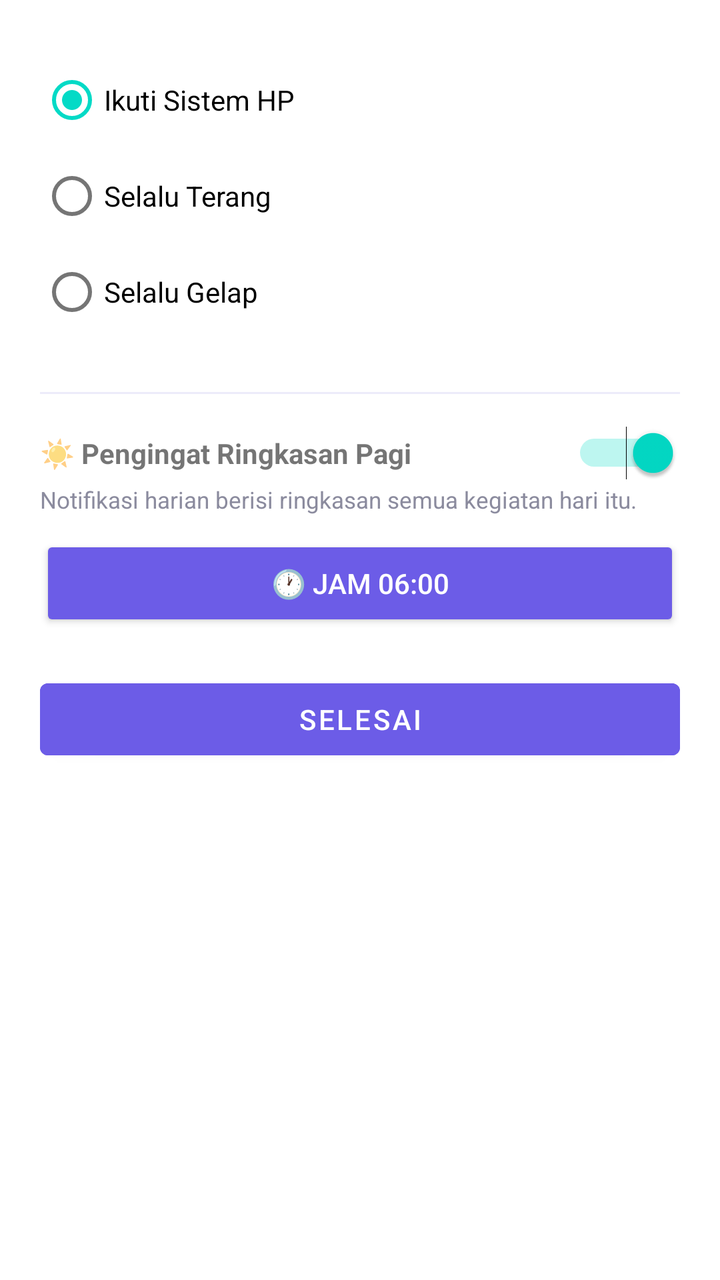
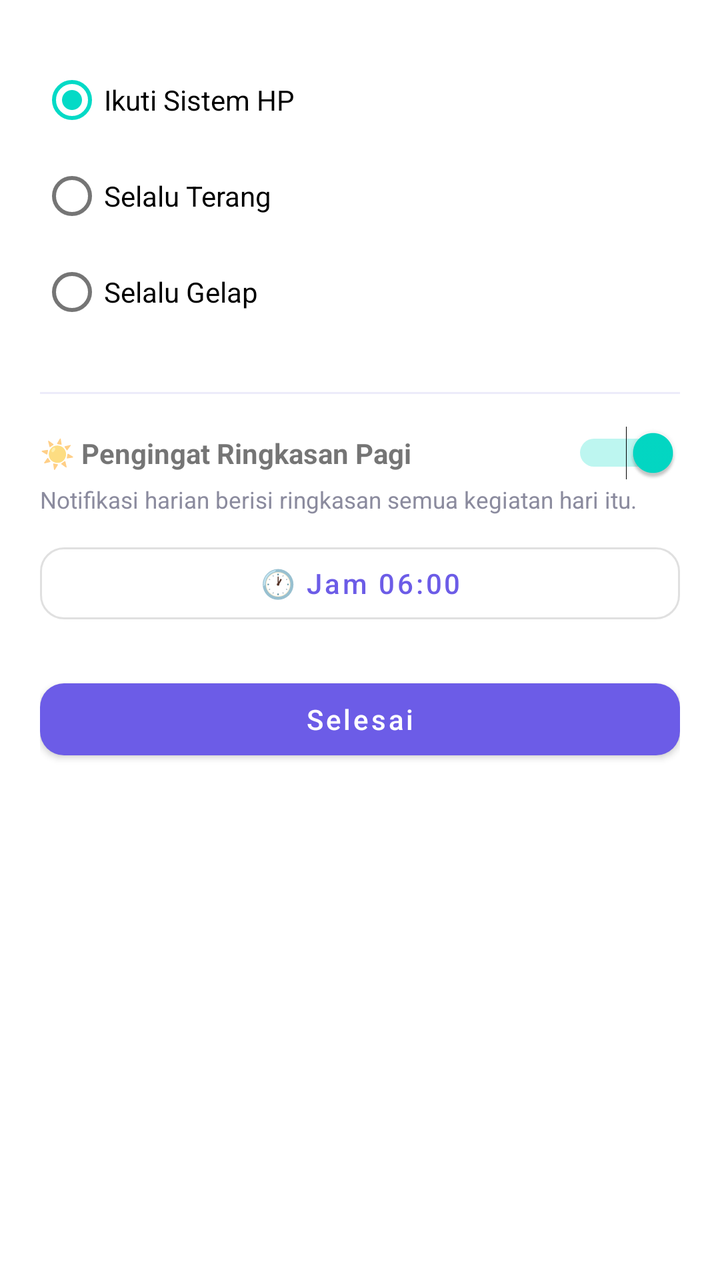

An Android layout rendered at two revisions. The XML below is the earlier revision; the diff shows what the commit changed to produce the second picture.
<!-- AndroidManifest.xml: application theme Theme.TodoAlarm -->
<!-- res/layout/dialog_settings.xml -->
<?xml version="1.0" encoding="utf-8"?>
<LinearLayout xmlns:android="http://schemas.android.com/apk/res/android"
    android:layout_width="match_parent"
    android:layout_height="wrap_content"
    android:orientation="vertical"
    android:padding="20dp">

    <TextView style="@style/LabelText" android:text="Mode Tampilan" />
    <RadioGroup
        android:id="@+id/rgTheme"
        android:layout_width="match_parent"
        android:layout_height="wrap_content"
        android:layout_marginTop="6dp"
        android:layout_marginBottom="20dp">

        <RadioButton android:id="@+id/rbThemeSystem" android:text="Ikuti Sistem HP"
            android:layout_width="match_parent" android:layout_height="wrap_content" android:checked="true" />
        <RadioButton android:id="@+id/rbThemeLight" android:text="Selalu Terang"
            android:layout_width="match_parent" android:layout_height="wrap_content" />
        <RadioButton android:id="@+id/rbThemeDark" android:text="Selalu Gelap"
            android:layout_width="match_parent" android:layout_height="wrap_content" />
    </RadioGroup>

    <View style="@style/Divider" android:layout_marginBottom="16dp" />

    <LinearLayout
        android:layout_width="match_parent"
        android:layout_height="wrap_content"
        android:orientation="horizontal"
        android:gravity="center_vertical">

        <TextView
            android:layout_width="0dp"
            android:layout_height="wrap_content"
            android:layout_weight="1"
            android:text="☀️ Pengingat Ringkasan Pagi"
            android:textSize="14sp"
            android:textStyle="bold" />

        <Switch
            android:id="@+id/switchDigest"
            android:layout_width="wrap_content"
            android:layout_height="wrap_content"
            android:checked="true" />
    </LinearLayout>

    <TextView
        android:layout_width="match_parent"
        android:layout_height="wrap_content"
        android:text="Notifikasi harian berisi ringkasan semua kegiatan hari itu."
        android:textSize="11.5sp"
        android:textColor="#8B8B9E"
        android:layout_marginTop="2dp" />

    <Button
        android:id="@+id/btnDigestTime"
        android:layout_width="match_parent"
        android:layout_height="wrap_content"
        android:text="🕐 Jam 06:00"
        android:layout_marginTop="10dp"
        android:layout_marginBottom="20dp"
        style="?android:attr/buttonStyleSmall" />

    <Button
        android:id="@+id/btnSettingsClose"
        android:layout_width="match_parent"
        android:layout_height="wrap_content"
        android:text="Selesai"
        android:backgroundTint="#6C5CE7"
        android:textColor="#FFFFFF" />

</LinearLayout>
<!-- resources referenced by this layout -->
<resources>
  <style name="Divider">
          <item name="android:layout_width">match_parent</item>
          <item name="android:layout_height">1dp</item>
          <item name="android:background">#ECEBFA</item>
          <item name="android:layout_marginTop">6dp</item>
      </style>
  <style name="LabelText">
          <item name="android:textSize">12sp</item>
          <item name="android:textStyle">bold</item>
          <item name="android:textColor">#8B8B9E</item>
      </style>
  <style name="Theme.TodoAlarm" parent="Theme.MaterialComponents.DayNight.NoActionBar">
          <item name="colorPrimary">@color/purple_primary</item>
          <item name="colorPrimaryVariant">@color/purple_dark</item>
          <item name="colorOnPrimary">@color/white</item>
          <item name="android:statusBarColor">@color/purple_primary</item>
      </style>
  <color name="purple_primary">#6C5CE7</color>
  <color name="purple_dark">#5849C2</color>
  <color name="white">#FFFFFF</color>
</resources>

<!-- the commit's change to res/layout/dialog_settings.xml (unified diff, before → after) -->
@@ -1,5 +1,6 @@
 <?xml version="1.0" encoding="utf-8"?>
 <LinearLayout xmlns:android="http://schemas.android.com/apk/res/android"
+    xmlns:app="http://schemas.android.com/apk/res-auto"
     android:layout_width="match_parent"
     android:layout_height="wrap_content"
     android:orientation="vertical"
@@ -52,21 +53,25 @@
         android:textColor="#8B8B9E"
         android:layout_marginTop="2dp" />
 
-    <Button
+    <com.google.android.material.button.MaterialButton
         android:id="@+id/btnDigestTime"
+        style="@style/Widget.MaterialComponents.Button.OutlinedButton"
         android:layout_width="match_parent"
         android:layout_height="wrap_content"
         android:text="🕐 Jam 06:00"
+        android:textAllCaps="false"
+        app:cornerRadius="12dp"
         android:layout_marginTop="10dp"
-        android:layout_marginBottom="20dp"
-        style="?android:attr/buttonStyleSmall" />
+        android:layout_marginBottom="20dp" />
 
-    <Button
+    <com.google.android.material.button.MaterialButton
         android:id="@+id/btnSettingsClose"
         android:layout_width="match_parent"
         android:layout_height="wrap_content"
         android:text="Selesai"
-        android:backgroundTint="#6C5CE7"
+        android:textAllCaps="false"
+        app:cornerRadius="12dp"
+        app:backgroundTint="#6C5CE7"
         android:textColor="#FFFFFF" />
 
 </LinearLayout>
